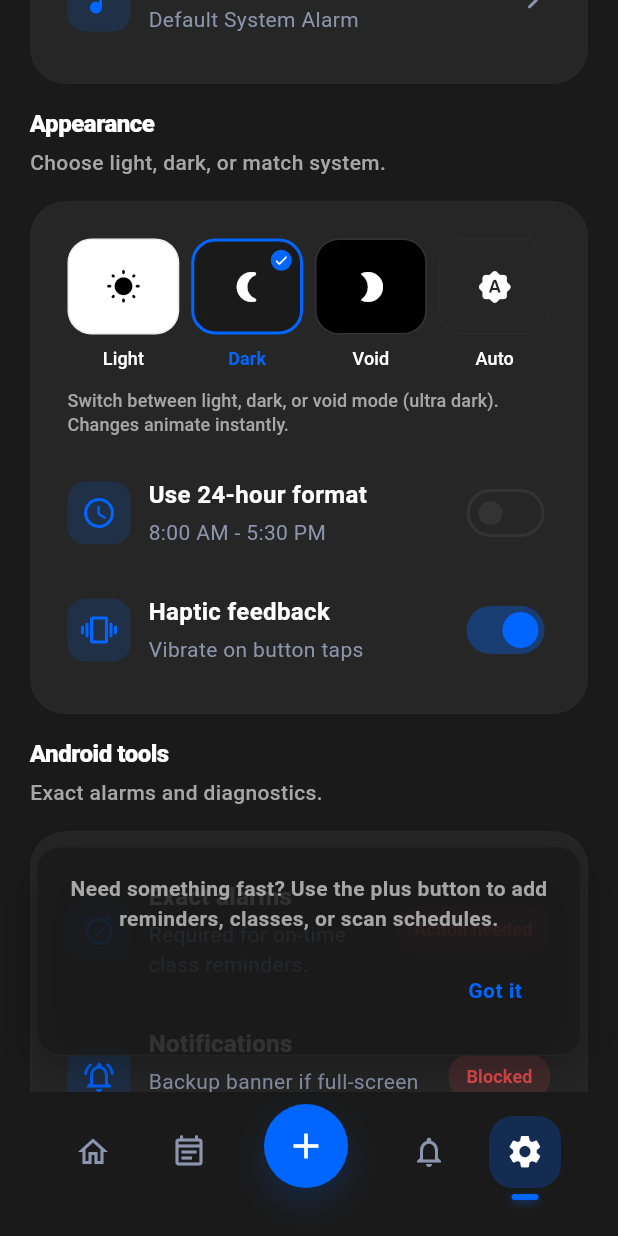
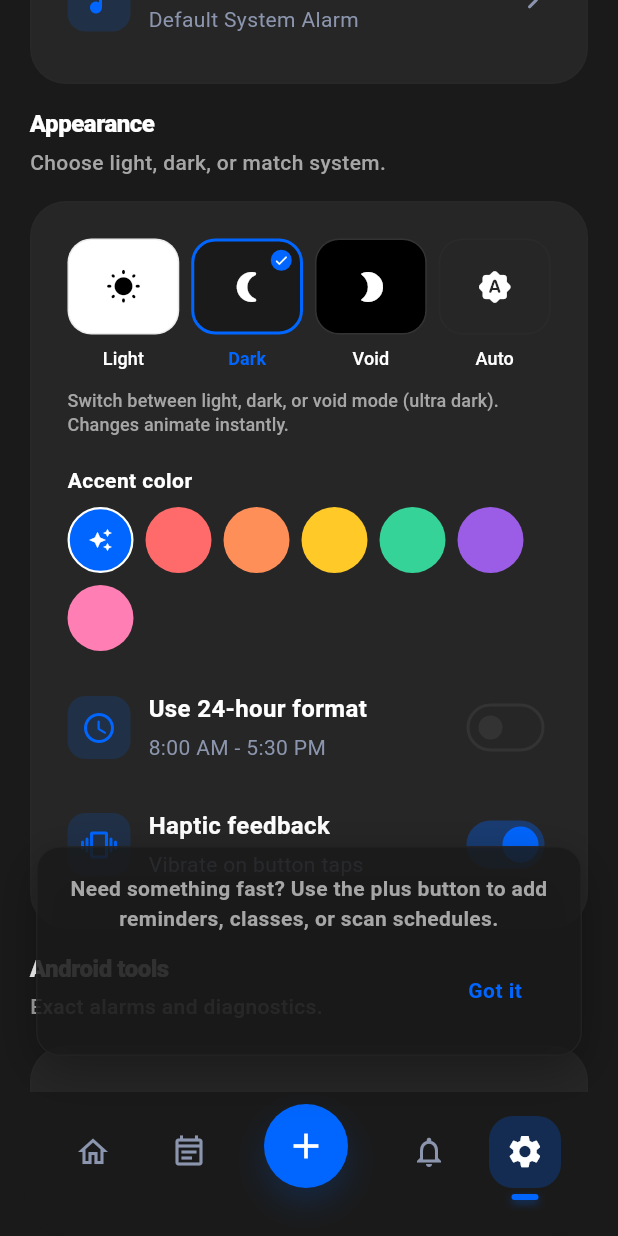
Before and after one commit to ndycode/mysched, a Flutter app: the RootNav screen opened by its route, item 5 of the bottom bar chosen, scrolled down 1152 dp, after a tap on "Light", after a tap on "Dark", on a phone screen of 412 x 824 dp. Run offline on Flutter 3.47's test engine with Material 3 defaults, Android fonts, the phone set to English and light mode, and no system bars; our stand-ins replace flutter_animate, flutter_dotenv, flutter_local_notifications, flutter_slidable, go_router, image_picker and 6 more; missing offline and left inert: crop_your_image, google_mlkit_text_recognition; accounts and stored records are empty; Roboto replaces fonts that are missing (SFProRounded).

```diff
--- a/lib/main.dart
+++ b/lib/main.dart
@@ -129,14 +129,16 @@ class MySchedApp extends StatelessWidget {
         return ValueListenableBuilder<AppThemeMode>(
           valueListenable: ThemeController.instance.mode,
           builder: (context, mode, _) {
-            return AnimatedSwitcher(
-              duration: AppTokens.motion.slow,
-              switchInCurve: AppTokens.motion.ease,
-              switchOutCurve: AppTokens.motion.ease,
-              child: _ThemedApp(
-                key: ValueKey<AppThemeMode>(mode),
-                mode: mode,
-              ),
+            return ValueListenableBuilder<Color?>(
+              valueListenable: ThemeController.instance.accentColor,
+              builder: (context, accentColor, _) {
+                // No AnimatedSwitcher - Flutter's theme system handles
+                // smooth transitions internally without rebuilding MaterialApp
+                return _ThemedApp(
+                  mode: mode,
+                  accentColor: accentColor,
+                );
+              },
             );
           },
         );
@@ -194,9 +196,14 @@ class _ConfigErrorApp extends StatelessWidget {
 }
 
 class _ThemedApp extends StatelessWidget {
-  const _ThemedApp({required this.mode, super.key});
+  const _ThemedApp({
+    required this.mode,
+    this.accentColor,
+    super.key,
+  });
 
   final AppThemeMode mode;
+  final Color? accentColor;
 
   @override
   Widget build(BuildContext context) {
@@ -207,9 +214,10 @@ class _ThemedApp extends StatelessWidget {
       AppThemeMode.system => ThemeMode.system,
     };
 
-    final lightTheme = AppTheme.light();
-    final darkTheme =
-        mode == AppThemeMode.voidMode ? AppTheme.voidTheme() : AppTheme.dark();
+    final lightTheme = AppTheme.light(accentColor: accentColor);
+    final darkTheme = mode == AppThemeMode.voidMode
+        ? AppTheme.voidTheme(accentColor: accentColor)
+        : AppTheme.dark(accentColor: accentColor);
 
     return MaterialApp.router(
       key: key,
@@ -218,7 +226,8 @@ class _ThemedApp extends StatelessWidget {
       theme: lightTheme,
       darkTheme: darkTheme,
       themeMode: themeMode,
-      themeAnimationDuration: Duration.zero,
+      themeAnimationDuration: AppTokens.motion.fast, // 150ms for snappy feel
+      themeAnimationCurve: Curves.easeOut, // Smooth deceleration
       builder: (context, child) {
         final media = MediaQuery.of(context);
         final double scaleSample = media.textScaler.scale(10.0) / 10.0;
--- a/lib/screens/settings/settings_controller.dart
+++ b/lib/screens/settings/settings_controller.dart
@@ -249,6 +249,15 @@ class SettingsController extends ChangeNotifier {
     notifyListeners();
   }
 
+  /// Returns the currently selected accent color (null = default blue).
+  Color? get accentColor => _themeController.accentColor.value;
+
+  /// Sets a custom accent color (null to reset to default blue).
+  void setAccentColor(Color? color) {
+    _themeController.setAccentColor(color);
+    notifyListeners();
+  }
+
   void _installSnoozeListener() {
     NotifScheduler.onSnoozed = (classId, minutes) {
       onSnack?.call('Reminder snoozed for $minutes minutes.');
--- a/lib/screens/settings/settings_screen.dart
+++ b/lib/screens/settings/settings_screen.dart
@@ -697,7 +697,7 @@ class _SettingsPageState extends State<SettingsPage> with WidgetsBindingObserver
               Expanded(
                 child: _ThemeOption(
                   selected: _controller.themeMode == AppThemeMode.light,
-                  onTap: () => _controller.setMode(AppThemeMode.light),
+                  onTap: () => ThemeTransitionHost.of(context)?.transitionTo(AppThemeMode.light),
                   label: 'Light',
                   icon: Icons.wb_sunny_rounded,
                   color: AppSemanticColor.white,
@@ -709,7 +709,7 @@ class _SettingsPageState extends State<SettingsPage> with WidgetsBindingObserver
               Expanded(
                 child: _ThemeOption(
                   selected: _controller.themeMode == AppThemeMode.dark,
-                  onTap: () => _controller.setMode(AppThemeMode.dark),
+                  onTap: () => ThemeTransitionHost.of(context)?.transitionTo(AppThemeMode.dark),
                   label: 'Dark',
                   icon: Icons.nightlight_round,
                   color: AppTokens.darkColors.surface,
@@ -720,7 +720,7 @@ class _SettingsPageState extends State<SettingsPage> with WidgetsBindingObserver
               Expanded(
                 child: _ThemeOption(
                   selected: _controller.themeMode == AppThemeMode.voidMode,
-                  onTap: () => _controller.setMode(AppThemeMode.voidMode),
+                  onTap: () => ThemeTransitionHost.of(context)?.transitionTo(AppThemeMode.voidMode),
                   label: 'Void',
                   icon: Icons.brightness_2_rounded,
                   color: AppTokens.voidColors.background,
@@ -732,7 +732,7 @@ class _SettingsPageState extends State<SettingsPage> with WidgetsBindingObserver
               Expanded(
                 child: _ThemeOption(
                   selected: _controller.themeMode == AppThemeMode.system,
-                  onTap: () => _controller.setMode(AppThemeMode.system),
+                  onTap: () => ThemeTransitionHost.of(context)?.transitionTo(AppThemeMode.system),
                   label: 'Auto',
                   icon: Icons.brightness_auto_rounded,
                   color: Colors.transparent,
@@ -748,6 +748,20 @@ class _SettingsPageState extends State<SettingsPage> with WidgetsBindingObserver
             style: AppTokens.typography.caption.copyWith(
               color: theme.colorScheme.onSurfaceVariant,
             ),
+          ),
+          SizedBox(height: spacing.xl),
+          // Accent color picker
+          Text(
+            'Accent color',
+            style: AppTokens.typography.label.copyWith(
+              fontWeight: AppTokens.fontWeight.semiBold,
+              color: theme.colorScheme.onSurface,
+            ),
+          ),
+          SizedBox(height: spacing.sm),
+          _AccentColorPicker(
+            selectedColor: _controller.accentColor,
+            onColorSelected: (color) => ThemeTransitionHost.of(context)?.transitionToAccentColor(color),
           ),
           SizedBox(height: spacing.xl),
           // Time format toggle
@@ -1586,3 +1600,70 @@ class _DndTimePicker extends StatelessWidget {
     );
   }
 }
+
+/// Preset accent color picker with 8 color swatches.
+class _AccentColorPicker extends StatelessWidget {
+  const _AccentColorPicker({
+    required this.selectedColor,
+    required this.onColorSelected,
+  });
+
+  final Color? selectedColor;
+  final void Function(Color?) onColorSelected;
+
+  // Refined preset colors (curated for premium feel)
+  static const List<Color?> _presets = [
+    null, // Default blue
+    Color(0xFFFF6B6B), // Coral Red
+    Color(0xFFFF8F59), // Sunset Orange
+    Color(0xFFFFC928), // Golden Yellow
+    Color(0xFF36D399), // Emerald Green
+    Color(0xFF9B5DE5), // Violet Purple
+    Color(0xFFFF7EB3), // Rose Pink
+  ];
+
+  static const Color _defaultBlue = Color(0xFF0066FF);
+
+  @override
+  Widget build(BuildContext context) {
+    final theme = Theme.of(context);
+    final spacing = AppTokens.spacing;
+    final componentSize = AppTokens.componentSize;
+
+    return Wrap(
+      spacing: spacing.sm,
+      runSpacing: spacing.sm,
+      children: _presets.map((color) {
+        final isSelected = selectedColor == color;
+        final displayColor = color ?? _defaultBlue;
+        final isDefault = color == null;
+
+        return GestureDetector(
+          onTap: () => onColorSelected(color),
+          child: AnimatedContainer(
+            duration: AppTokens.motion.fast,
+            width: componentSize.buttonSm,
+            height: componentSize.buttonSm,
+            decoration: BoxDecoration(
+              color: displayColor,
+              shape: BoxShape.circle,
+              border: isSelected
+                  ? Border.all(
+                      color: theme.colorScheme.onSurface,
+                      width: componentSize.dividerThick,
+                    )
+                  : null,
+            ),
+            child: isSelected
+                ? Icon(
+                    isDefault ? Icons.auto_awesome : Icons.check_rounded,
+                    color: Colors.white,
+                    size: AppTokens.iconSize.sm,
+                  )
+                : null,
+          ),
+        );
+      }).toList(),
+    );
+  }
+}
--- a/lib/services/theme_controller.dart
+++ b/lib/services/theme_controller.dart
@@ -36,11 +36,15 @@ class ThemeController {
   }
 
   static const String _storageKey = 'ui_theme_mode_v2';
+  static const String _accentKey = 'ui_accent_color_v1';
   static final Duration _overlayDuration = AppMotionSystem.standard + AppMotionSystem.staggerSlow - AppMotionSystem.staggerFast; // ~250ms
 
   final ValueNotifier<AppThemeMode> mode =
       ValueNotifier<AppThemeMode>(AppThemeMode.system);
   final ValueNotifier<bool> transitioning = ValueNotifier<bool>(false);
+
+  /// Custom accent color (null = default blue).
+  final ValueNotifier<Color?> accentColor = ValueNotifier<Color?>(null);
 
   AppThemeMode _previousMode = AppThemeMode.system;
   bool _initialized = false;
@@ -52,6 +56,11 @@ class ThemeController {
     if (stored != null) {
       mode.value = _decode(stored);
       _previousMode = mode.value;
+    }
+    // Load custom accent color
+    final accentHex = prefs.getString(_accentKey);
+    if (accentHex != null) {
+      accentColor.value = _hexToColor(accentHex);
     }
     _initialized = true;
   }
@@ -101,6 +110,35 @@ class ThemeController {
     }
   }
 
+  /// Sets custom accent color (null to reset to default).
+  Future<void> setAccentColor(Color? color) async {
+    if (accentColor.value == color) return;
+    transitioning.value = true;
+    accentColor.value = color;
+    final prefs = await SharedPreferences.getInstance();
+    if (color == null) {
+      await prefs.remove(_accentKey);
+    } else {
+      await prefs.setString(_accentKey, _colorToHex(color));
+    }
+    Future.delayed(_overlayDuration, () {
+      transitioning.value = false;
+    });
+  }
+
+  String _colorToHex(Color color) {
+    return color.toARGB32().toRadixString(16).padLeft(8, '0');
+  }
+
+  Color? _hexToColor(String hex) {
+    try {
+      final value = int.parse(hex, radix: 16);
+      return Color(value);
+    } catch (_) {
+      return null;
+    }
+  }
+
   @visibleForTesting
   static void resetForTesting() {
     _instance = null;
--- a/lib/ui/kit/theme_transition_host.dart
+++ b/lib/ui/kit/theme_transition_host.dart
@@ -49,12 +49,20 @@ class ThemeTransitionHostState extends State<ThemeTransitionHost>
   }
 
   Future<void> transitionTo(AppThemeMode mode) async {
+    await _performTransition(() => ThemeController.instance.setMode(mode));
+  }
+
+  Future<void> transitionToAccentColor(Color? color) async {
+    await _performTransition(() => ThemeController.instance.setAccentColor(color));
+  }
+
+  Future<void> _performTransition(Future<void> Function() applyChange) async {
     if (_animating) return;
     final boundary = _boundaryKey.currentContext?.findRenderObject()
         as RenderRepaintBoundary?;
     if (boundary == null || !boundary.hasSize) {
       // Fallback: no animation if boundary not ready
-      await ThemeController.instance.setMode(mode);
+      await applyChange();
       return;
     }
 
@@ -75,7 +83,7 @@ class ThemeTransitionHostState extends State<ThemeTransitionHost>
       });
 
       await Future<void>.delayed(AppTokens.motion.instant ~/ 5); // ~16ms frame
-      await ThemeController.instance.setMode(mode);
+      await applyChange();
 
       if (!mounted) {
         _snapshot?.dispose();
@@ -91,11 +99,11 @@ class ThemeTransitionHostState extends State<ThemeTransitionHost>
         _animating = false;
       });
     } catch (e) {
-      // Fallback: apply theme without animation if snapshot fails
+      // Fallback: apply change without animation if snapshot fails
       _snapshot?.dispose();
       _snapshot = null;
       _animating = false;
-      await ThemeController.instance.setMode(mode);
+      await applyChange();
       if (mounted) setState(() {});
     }
   }
--- a/lib/ui/theme/app_theme.dart
+++ b/lib/ui/theme/app_theme.dart
@@ -7,20 +7,41 @@ import 'tokens.dart';
 class AppTheme {
   const AppTheme._();
 
-  static ThemeData light() => _themeFromPalette(
-        AppTokens.lightColors,
-        Brightness.light,
+  static ThemeData light({Color? accentColor}) {
+    var colors = AppTokens.lightColors;
+    if (accentColor != null) {
+      colors = colors.copyWith(
+        primary: accentColor,
+        brand: accentColor,
+        overlay: accentColor.withValues(alpha: 0.08),
       );
+    }
+    return _themeFromPalette(colors, Brightness.light);
+  }
 
-  static ThemeData dark() => _themeFromPalette(
-        AppTokens.darkColors,
-        Brightness.dark,
+  static ThemeData dark({Color? accentColor}) {
+    var colors = AppTokens.darkColors;
+    if (accentColor != null) {
+      colors = colors.copyWith(
+        primary: accentColor,
+        brand: accentColor,
+        overlay: accentColor.withValues(alpha: 0.2),
       );
+    }
+    return _themeFromPalette(colors, Brightness.dark);
+  }
 
-  static ThemeData voidTheme() => _themeFromPalette(
-        AppTokens.voidColors,
-        Brightness.dark,
+  static ThemeData voidTheme({Color? accentColor}) {
+    var colors = AppTokens.voidColors;
+    if (accentColor != null) {
+      colors = colors.copyWith(
+        primary: accentColor,
+        brand: accentColor,
+        overlay: accentColor.withValues(alpha: 0.2),
       );
+    }
+    return _themeFromPalette(colors, Brightness.dark);
+  }
 
   static ThemeData _themeFromPalette(
     ColorPalette colors,
--- a/pubspec.yaml
+++ b/pubspec.yaml
@@ -1,7 +1,7 @@
 name: mysched
 description: MySched - An OCR-based mobile app for automated class scheduling and notifications at Immaculate Conception Institutions (ICI).
 publish_to: "none"
-version: 2.0.0+11
+version: 2.0.1+12
 
 environment:
   sdk: ">=3.3.0 <4.0.0"
```
Also changed, not shown: lib/screens/account/verify_email_screen.dart (+4 -5 lines), lib/screens/auth/register_screen.dart (+9 -3 lines), lib/ui/kit/class_details_sheet.dart (+17 -10 lines), lib/ui/theme/tokens.dart (+34 -0 lines), 1 other file.
